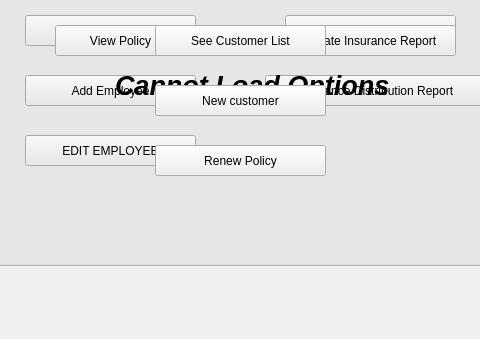
Old version of the form InsuranceProgram2/Menu.ui in the repository TadeoBennett/InsuranceProgram2; both pictures show x 95 to 575 and y 154 to 493 of the 669 by 493 pixel window.
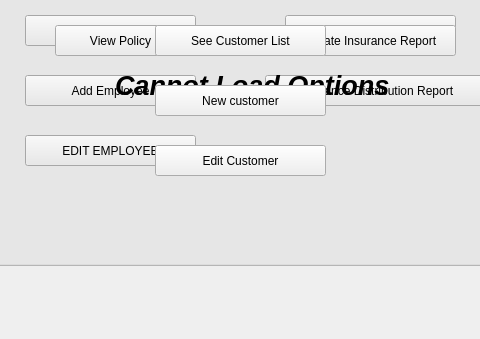
New version of the form.

Commit message: filter cus.table; edit basic cus.details; delete cus; update basic cus;

```diff
--- a/InsuranceProgram2/Menu.ui
+++ b/InsuranceProgram2/Menu.ui
@@ -324,19 +324,6 @@
       <string>New customer</string>
      </property>
     </widget>
-    <widget class="QPushButton" name="renewPolicyButton">
-     <property name="geometry">
-      <rect>
-       <x>170</x>
-       <y>210</y>
-       <width>171</width>
-       <height>31</height>
-      </rect>
-     </property>
-     <property name="text">
-      <string>Renew Policy</string>
-     </property>
-    </widget>
     <widget class="QPushButton" name="seeCustomerListButton">
      <property name="geometry">
       <rect>
@@ -350,6 +337,19 @@
       <string>See Customer List</string>
      </property>
     </widget>
+    <widget class="QPushButton" name="editCustomerButton">
+     <property name="geometry">
+      <rect>
+       <x>170</x>
+       <y>210</y>
+       <width>171</width>
+       <height>31</height>
+      </rect>
+     </property>
+     <property name="text">
+      <string>Edit Customer</string>
+     </property>
+    </widget>
    </widget>
    <widget class="QGroupBox" name="customerBox">
     <property name="geometry">
```
Left out of the diff: 12 changed lines with no effect on the pictures. The commit also changes 11 other files.
